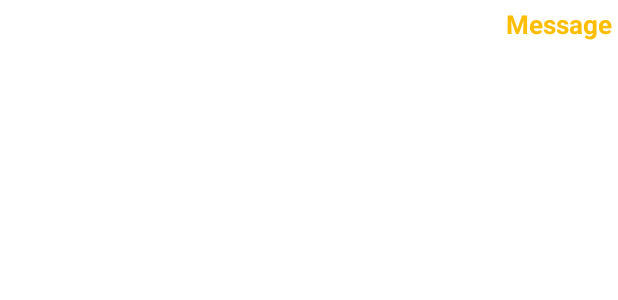
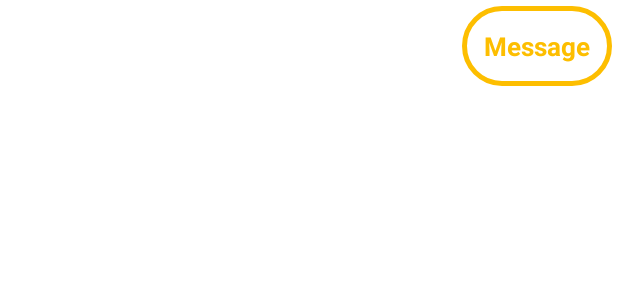
Before and after one commit to asimodabas/Uni-Chat, an Android app: the layout recycler_row_chat_right.xml on its own in the app's theme, with its tools: preview values and no code run, on a phone screen of 412 x 824 dp. Shown: the top 300 px of the screen. Run offline under Robolectric (Android 15) with nearby library versions, the phone set to English and light mode, and no system bars.

Commit message:
backgrounds and rows design

```diff
--- /dev/null
+++ b/app/src/main/res/drawable/message_background_right.xml
@@ -0,0 +1,20 @@
+<?xml version="1.0" encoding="utf-8"?>
+<shape xmlns:android="http://schemas.android.com/apk/res/android">
+
+    <stroke
+        android:width="3dp"
+        android:color="#FDBE00" />
+    <gradient
+        android:centerColor="@color/white"
+        android:endColor="@color/white"
+        android:startColor="@color/white" />
+
+    <corners android:radius="50dp" />
+
+    <padding
+        android:bottom="15dp"
+        android:left="15dp"
+        android:right="15dp"
+        android:top="15dp" />
+
+</shape>
--- a/app/src/main/res/layout/fragment_chat.xml
+++ b/app/src/main/res/layout/fragment_chat.xml
@@ -6,12 +6,14 @@
     xmlns:tools="http://schemas.android.com/tools"
     android:layout_width="match_parent"
     android:layout_height="match_parent"
+    android:background="#C5C3BF"
     tools:context=".ChatFragment">
 
     <androidx.recyclerview.widget.RecyclerView
         android:id="@+id/chatRecyclerView"
         android:layout_width="0dp"
         android:layout_height="0dp"
+        android:background="#C5C3BF"
         android:layout_marginBottom="5dp"
         app:layout_constraintBottom_toTopOf="@+id/chatText"
         app:layout_constraintEnd_toEndOf="parent"
@@ -25,7 +27,7 @@
         android:layout_marginStart="3dp"
         android:layout_marginEnd="19dp"
         android:layout_marginBottom="5dp"
-        android:background="@drawable/edittext_background"
+        android:background="@drawable/send_message_background"
         android:ems="10"
         android:hint="Göndermek için mesaj yazınız."
         android:inputType="textPersonName"
--- a/app/src/main/res/layout/recycler_row_chat.xml
+++ b/app/src/main/res/layout/recycler_row_chat.xml
@@ -7,8 +7,9 @@
 
     <TextView
         android:id="@+id/chatTextRecycler"
-        android:layout_width="match_parent"
+        android:layout_width="wrap_content"
         android:layout_height="wrap_content"
+        android:background="@drawable/message_background"
         android:text="Message"
         android:textSize="17sp"
         android:textColor="@color/black"
--- a/app/src/main/res/layout/recycler_row_chat_right.xml
+++ b/app/src/main/res/layout/recycler_row_chat_right.xml
@@ -1,19 +1,25 @@
 <?xml version="1.0" encoding="utf-8"?>
-<LinearLayout
+<androidx.constraintlayout.widget.ConstraintLayout
 
     xmlns:android="http://schemas.android.com/apk/res/android"
+    xmlns:app="http://schemas.android.com/apk/res-auto"
     android:layout_width="match_parent"
     android:layout_height="wrap_content">
 
     <TextView
         android:id="@+id/chatTextRecycler"
-        android:layout_width="match_parent"
+        android:layout_width="wrap_content"
         android:layout_height="wrap_content"
         android:layout_margin="4dp"
+        android:layout_marginEnd="312dp"
+        android:background="@drawable/message_background_right"
         android:text="Message"
         android:textAlignment="textEnd"
         android:textColor="@color/yellow"
         android:textSize="17sp"
-        android:textStyle="bold" />
+        android:textStyle="bold"
+        app:layout_constraintBottom_toBottomOf="parent"
+        app:layout_constraintEnd_toEndOf="parent"
+        app:layout_constraintTop_toTopOf="parent" />
 
-</LinearLayout>
+</androidx.constraintlayout.widget.ConstraintLayout>
```
Also changed, not shown: app/src/main/res/drawable/message_background.xml (added, +20 -0 lines), app/src/main/res/drawable/send_message_background.xml (added, +20 -0 lines).
